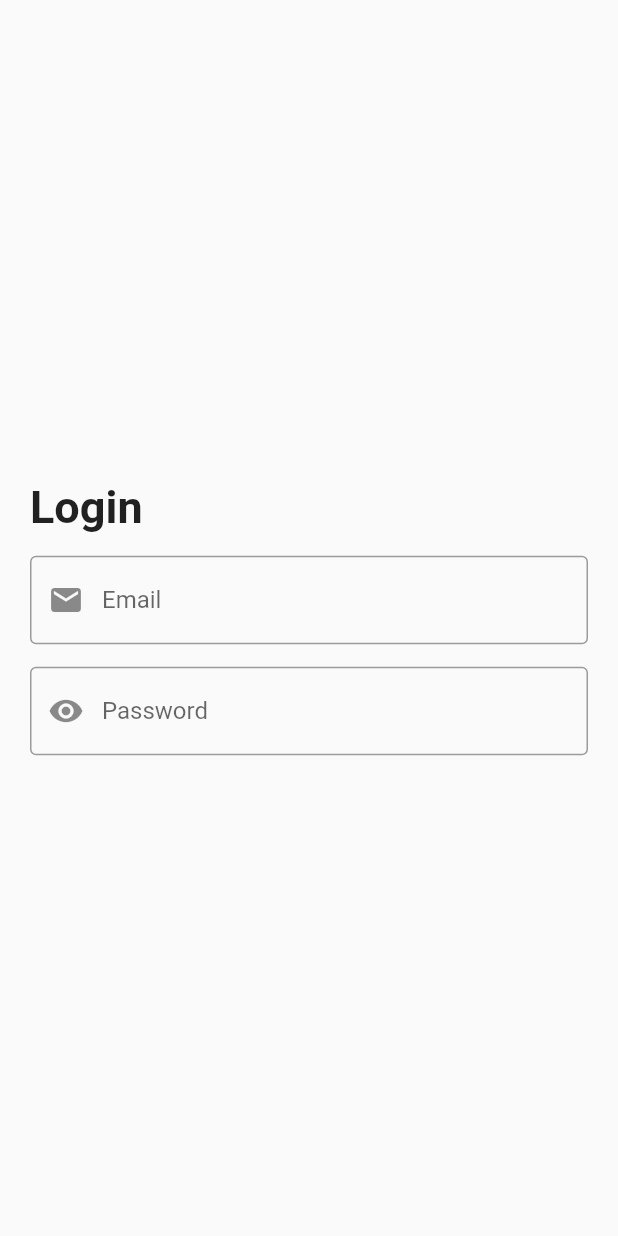
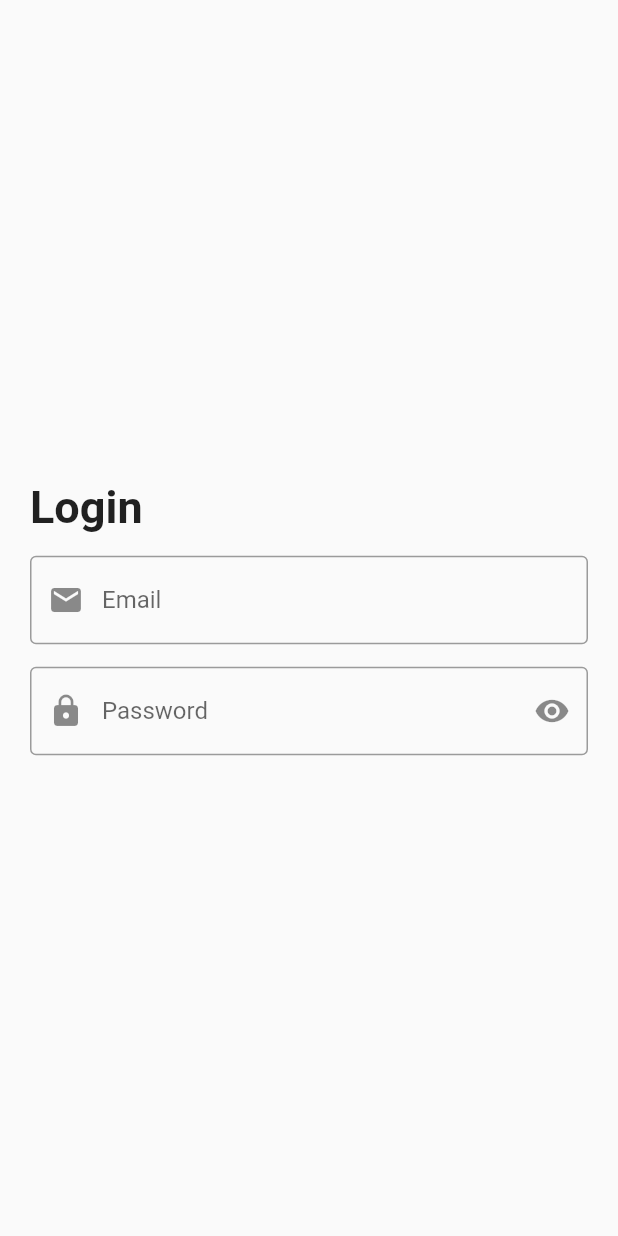
Before and after one commit to OsamaMoradSayed/login_design, a Flutter app: the screen it shows after launch, on a phone screen of 412 x 824 dp. Run offline on Flutter 3.47's test engine with Material 2 defaults, Android fonts, the phone set to English and light mode, and no system bars.

```diff
--- a/lib/login_screen.dart
+++ b/lib/login_screen.dart
@@ -51,12 +51,17 @@ class LoginScreen extends StatelessWidget {
                   print(value);
                 },
                 keyboardType: TextInputType.visiblePassword,
+                obscureText: true,
                 decoration: InputDecoration(
                   border: OutlineInputBorder(),
                   prefixIcon: Icon(
+                    Icons.lock,
+                  ),
+                  suffixIcon: Icon(
                     Icons.remove_red_eye,
                   ),
                   labelText: 'Password',
+
                 ),
               ),
             ],
```
